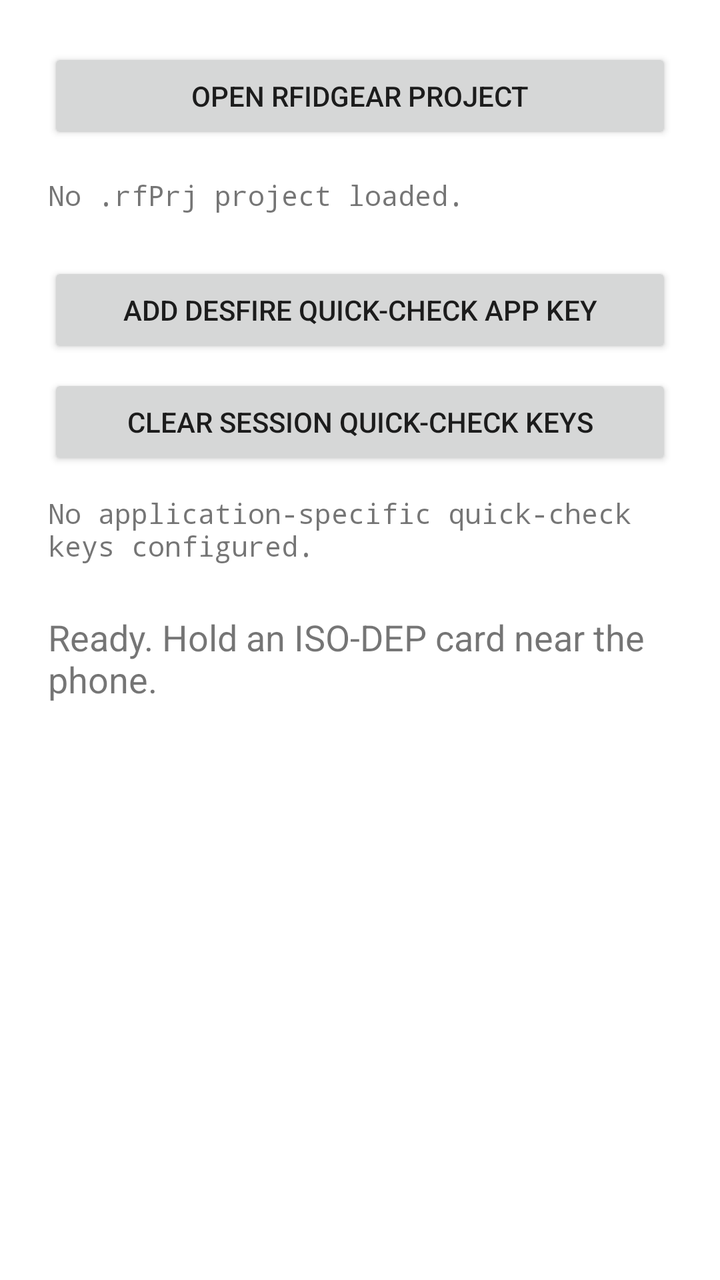
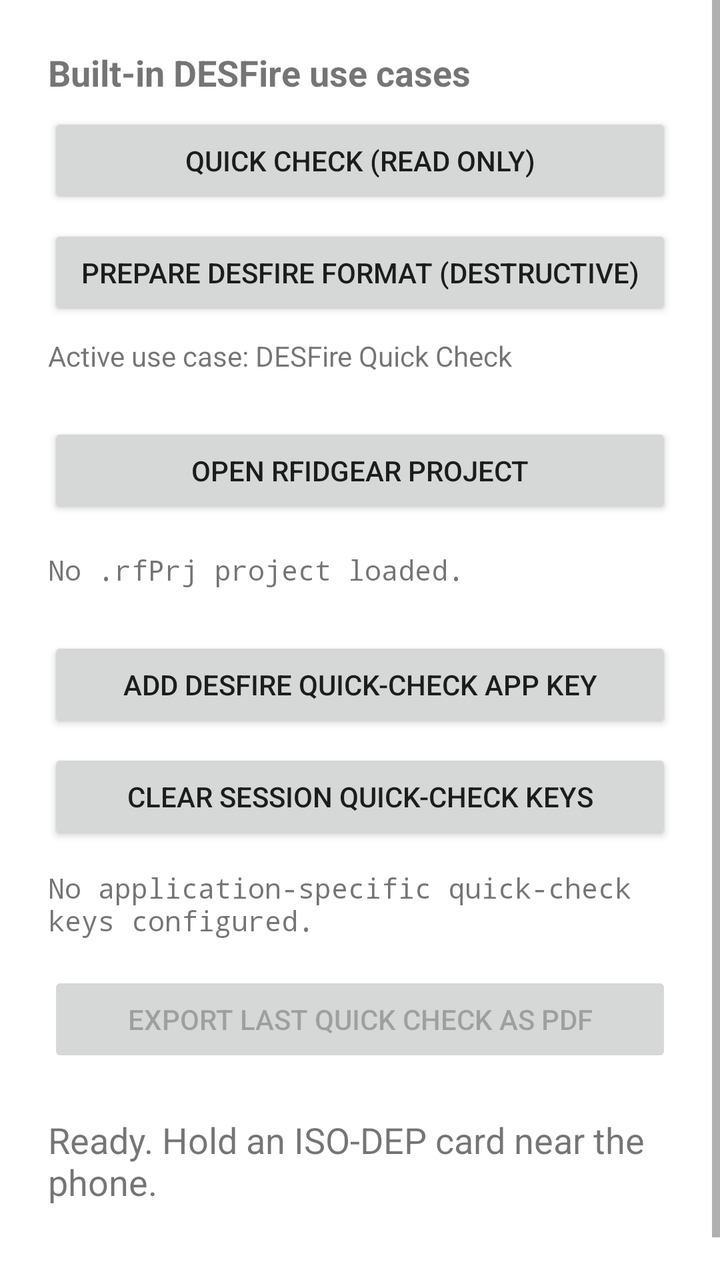

Screens rendered from an Android XML layout before and after an edit, with the pre-edit source and the edit as a unified diff.
<!-- AndroidManifest.xml: application theme Theme.App -->
<!-- res/layout/activity_main.xml -->
<?xml version="1.0" encoding="utf-8"?>
<ScrollView xmlns:android="http://schemas.android.com/apk/res/android"
    android:layout_width="match_parent"
    android:layout_height="match_parent">

    <LinearLayout
        android:layout_width="match_parent"
        android:layout_height="wrap_content"
        android:orientation="vertical"
        android:padding="24dp">

        <Button
            android:id="@+id/openProject"
            android:layout_width="match_parent"
            android:layout_height="wrap_content"
            android:text="Open RFIDGear project" />

        <TextView
            android:id="@+id/projectSummary"
            android:layout_width="match_parent"
            android:layout_height="wrap_content"
            android:layout_marginTop="16dp"
            android:text="No .rfPrj project loaded."
            android:textIsSelectable="true"
            android:typeface="monospace" />

        <Button
            android:id="@+id/addQuickCheckKey"
            android:layout_width="match_parent"
            android:layout_height="wrap_content"
            android:layout_marginTop="24dp"
            android:text="Add DESFire quick-check app key" />

        <Button
            android:id="@+id/clearQuickCheckKeys"
            android:layout_width="match_parent"
            android:layout_height="wrap_content"
            android:layout_marginTop="8dp"
            android:text="Clear session quick-check keys" />

        <TextView
            android:id="@+id/quickCheckKeySummary"
            android:layout_width="match_parent"
            android:layout_height="wrap_content"
            android:layout_marginTop="12dp"
            android:text="No application-specific quick-check keys configured."
            android:textIsSelectable="true"
            android:typeface="monospace" />

        <TextView
            android:id="@+id/status"
            android:layout_width="match_parent"
            android:layout_height="wrap_content"
            android:layout_marginTop="24dp"
            android:text="Ready. Hold an ISO-DEP card near the phone."
            android:textSize="18sp" />

        <TextView
            android:id="@+id/details"
            android:layout_width="match_parent"
            android:layout_height="wrap_content"
            android:layout_marginTop="16dp"
            android:textIsSelectable="true"
            android:typeface="monospace" />
    </LinearLayout>
</ScrollView>
<!-- resources referenced by this layout -->
<resources>
  <style name="Theme.App" parent="Theme.MaterialComponents.DayNight.DarkActionBar">
          <item name="android:windowActionModeOverlay">true</item>
      </style>
</resources>

<!-- the commit's change to res/layout/activity_main.xml (unified diff, before → after) -->
@@ -9,10 +9,40 @@
         android:orientation="vertical"
         android:padding="24dp">
 
+        <TextView
+            android:layout_width="match_parent"
+            android:layout_height="wrap_content"
+            android:text="Built-in DESFire use cases"
+            android:textStyle="bold"
+            android:textSize="18sp" />
+
+        <Button
+            android:id="@+id/selectQuickCheckUseCase"
+            android:layout_width="match_parent"
+            android:layout_height="wrap_content"
+            android:layout_marginTop="8dp"
+            android:text="Quick Check (read only)" />
+
+        <Button
+            android:id="@+id/selectFormatUseCase"
+            android:layout_width="match_parent"
+            android:layout_height="wrap_content"
+            android:layout_marginTop="8dp"
+            android:text="Prepare DESFire format (destructive)" />
+
+        <TextView
+            android:id="@+id/activeUseCaseSummary"
+            android:layout_width="match_parent"
+            android:layout_height="wrap_content"
+            android:layout_marginTop="8dp"
+            android:text="Active use case: DESFire Quick Check"
+            android:textIsSelectable="true" />
+
         <Button
             android:id="@+id/openProject"
             android:layout_width="match_parent"
             android:layout_height="wrap_content"
+            android:layout_marginTop="24dp"
             android:text="Open RFIDGear project" />
 
         <TextView
@@ -47,6 +77,14 @@
             android:textIsSelectable="true"
             android:typeface="monospace" />
 
+        <Button
+            android:id="@+id/exportQuickCheckPdf"
+            android:layout_width="match_parent"
+            android:layout_height="wrap_content"
+            android:layout_marginTop="16dp"
+            android:enabled="false"
+            android:text="Export last Quick Check as PDF" />
+
         <TextView
             android:id="@+id/status"
             android:layout_width="match_parent"
